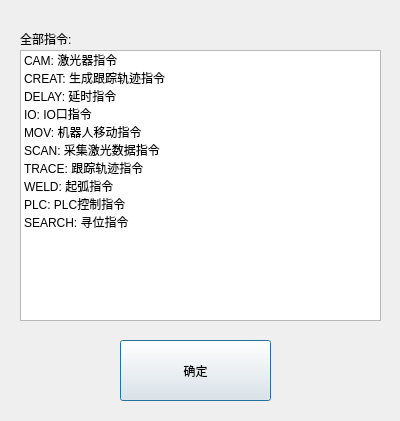
First picture: the form in othercmddlg.ui, repository qubo188612/qtwelding, before the edit.
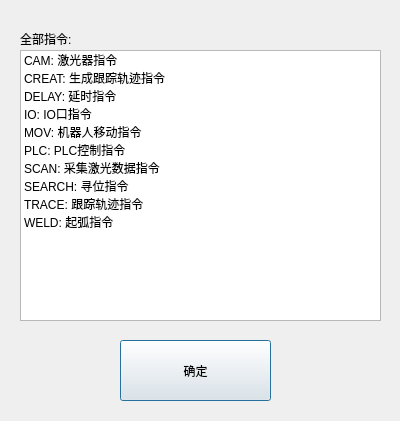
Second picture: the form after the edit.

```diff
--- a/othercmddlg.ui
+++ b/othercmddlg.ui
@@ -76,11 +76,21 @@
      <string>MOV: 机器人移动指令</string>
     </property>
    </item>
+   <item>
+    <property name="text">
+     <string>PLC: PLC控制指令</string>
+    </property>
+   </item>
    <item>
     <property name="text">
      <string>SCAN: 采集激光数据指令</string>
     </property>
    </item>
+   <item>
+    <property name="text">
+     <string>SEARCH: 寻位指令</string>
+    </property>
+   </item>
    <item>
     <property name="text">
      <string>TRACE: 跟踪轨迹指令</string>
@@ -91,16 +101,6 @@
      <string>WELD: 起弧指令</string>
     </property>
    </item>
-   <item>
-    <property name="text">
-     <string>PLC: PLC控制指令</string>
-    </property>
-   </item>
-   <item>
-    <property name="text">
-     <string>SEARCH: 寻位指令</string>
-    </property>
-   </item>
   </widget>
  </widget>
  <resources/>
```
